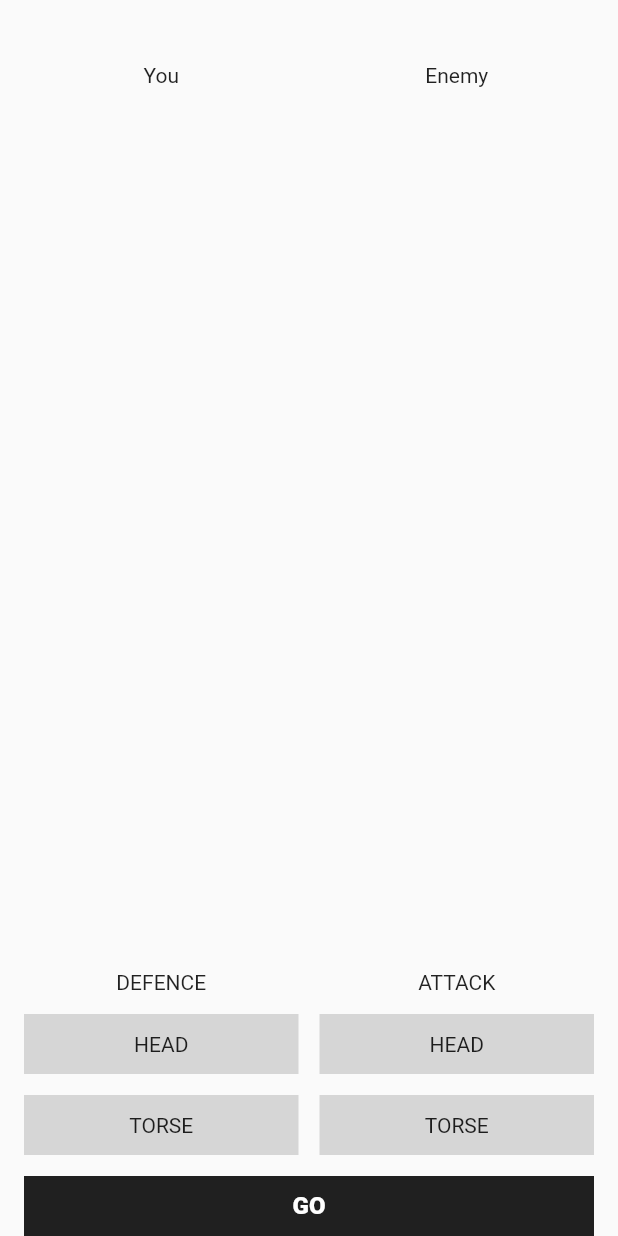
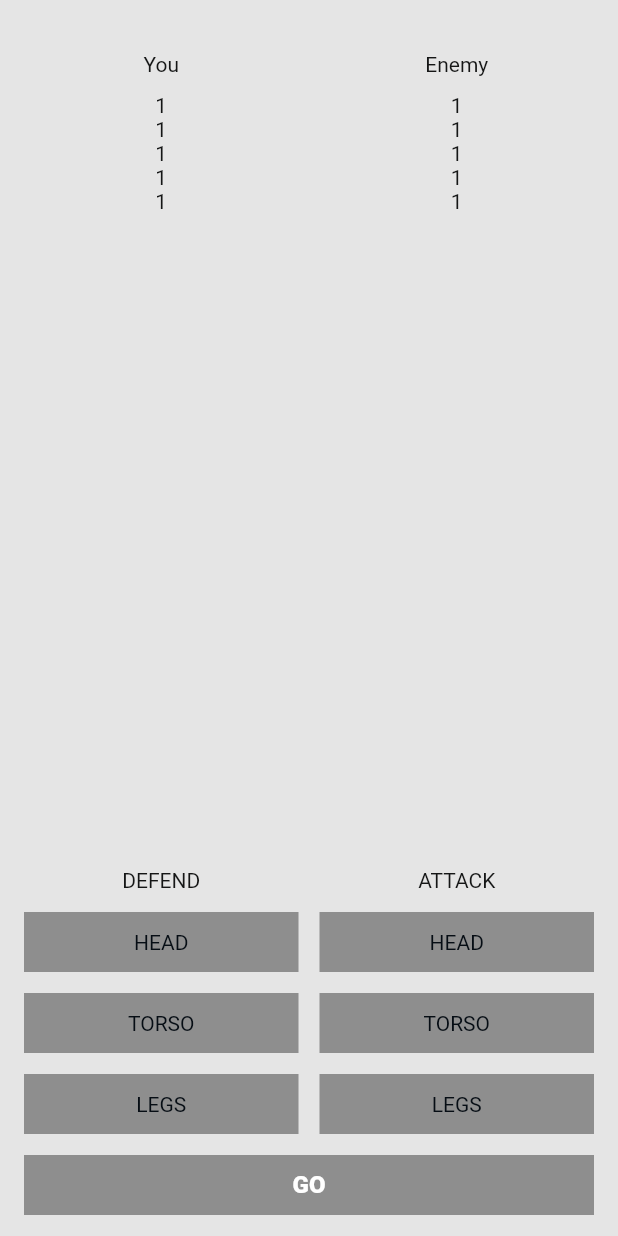
Before and after one commit to Mikhail-Ivanou/skillbranch_mentor, a Flutter app: the screen it shows after launch, on a phone screen of 412 x 824 dp. Run offline on Flutter 3.47's test engine with Material 2 defaults, Android fonts, the phone set to English and light mode, and no system bars.

```diff
--- a/lib/main.dart
+++ b/lib/main.dart
@@ -1,5 +1,7 @@
 import 'package:flutter/cupertino.dart';
 import 'package:flutter/material.dart';
+
+final Color _defaultColor = Color(0xFF151616);
 
 void main() {
   runApp(MyApp());
@@ -28,22 +30,70 @@ class _MyHomePageState extends State<MyHomePage> {
 
   @override
   Widget build(BuildContext context) {
-    return Scaffold(
+    return SafeArea(
+      child: Scaffold(
+        backgroundColor: Color(0xFFE5E5E5),
         body: Column(
           children: [
             const SizedBox(
-            height: 42,
+              height: 35,
             ),
             Row(
               children: [
                 const SizedBox(
                   width: 16,
                 ),
-              Expanded(child: Center(child: Text('You'))),
+                Expanded(
+                    child: Center(
+                        child: Text(
+                  'You',
+                  style: TextStyle(color: _defaultColor),
+                ))),
                 const SizedBox(
                   width: 14,
                 ),
-              Expanded(child: Center(child: Text('Enemy'))),
+                Expanded(
+                    child: Center(
+                        child: Text(
+                  'Enemy',
+                  style: TextStyle(color: _defaultColor),
+                ))),
+                const SizedBox(
+                  width: 16,
+                ),
+              ],
+            ),
+            const SizedBox(
+              height: 11,
+            ),
+            Row(
+              children: [
+                const SizedBox(
+                  width: 16,
+                ),
+                Expanded(
+                    child: Column(
+                  children: [
+                    _LifeWidget(),
+                    _LifeWidget(),
+                    _LifeWidget(),
+                    _LifeWidget(),
+                    _LifeWidget(),
+                  ],
+                )),
+                const SizedBox(
+                  width: 14,
+                ),
+                Expanded(
+                    child: Column(
+                  children: [
+                    _LifeWidget(),
+                    _LifeWidget(),
+                    _LifeWidget(),
+                    _LifeWidget(),
+                    _LifeWidget(),
+                  ],
+                )),
                 const SizedBox(
                   width: 16,
                 ),
@@ -62,7 +112,10 @@ class _MyHomePageState extends State<MyHomePage> {
                       const SizedBox(
                         height: 40,
                       ),
-                    Text('Defence'.toUpperCase()),
+                      Text(
+                        'Defend'.toUpperCase(),
+                        style: TextStyle(color: _defaultColor),
+                      ),
                       const SizedBox(
                         height: 13,
                       ),
@@ -71,12 +124,20 @@ class _MyHomePageState extends State<MyHomePage> {
                         selected: defendingBodyPart == BodyPart.head,
                         bodyPartSetter: _selectDefendingBodyPart,
                       ),
-                    SizedBox(
+                      const SizedBox(
                         height: 14,
                       ),
                       _BodyPartButton(
-                      bodyPart: BodyPart.torse,
-                      selected: defendingBodyPart == BodyPart.torse,
+                        bodyPart: BodyPart.torso,
+                        selected: defendingBodyPart == BodyPart.torso,
+                        bodyPartSetter: _selectDefendingBodyPart,
+                      ),
+                      const SizedBox(
+                        height: 14,
+                      ),
+                      _BodyPartButton(
+                        bodyPart: BodyPart.legs,
+                        selected: defendingBodyPart == BodyPart.legs,
                         bodyPartSetter: _selectDefendingBodyPart,
                       ),
                     ],
@@ -91,7 +152,10 @@ class _MyHomePageState extends State<MyHomePage> {
                       SizedBox(
                         height: 40,
                       ),
-                    Text('Attack'.toUpperCase()),
+                      Text(
+                        'Attack'.toUpperCase(),
+                        style: TextStyle(color: _defaultColor),
+                      ),
                       const SizedBox(
                         height: 13,
                       ),
@@ -100,12 +164,20 @@ class _MyHomePageState extends State<MyHomePage> {
                         selected: attackingBodyPart == BodyPart.head,
                         bodyPartSetter: _selectAttackingBodyPart,
                       ),
-                    SizedBox(
+                      const SizedBox(
                         height: 14,
                       ),
                       _BodyPartButton(
-                      bodyPart: BodyPart.torse,
-                      selected: attackingBodyPart == BodyPart.torse,
+                        bodyPart: BodyPart.torso,
+                        selected: attackingBodyPart == BodyPart.torso,
+                        bodyPartSetter: _selectAttackingBodyPart,
+                      ),
+                      const SizedBox(
+                        height: 14,
+                      ),
+                      _BodyPartButton(
+                        bodyPart: BodyPart.legs,
+                        selected: attackingBodyPart == BodyPart.legs,
                         bodyPartSetter: _selectAttackingBodyPart,
                       ),
                     ],
@@ -125,10 +197,12 @@ class _MyHomePageState extends State<MyHomePage> {
                   width: 16,
                 ),
                 Expanded(
+                  child: GestureDetector(
+                    onTap: _isGoEnabled ? processGo : null,
                     child: SizedBox(
                       height: 40,
                       child: ColoredBox(
-                  color: Color.fromRGBO(0, 0, 0, 0.87),
+                        color: _isGoEnabled ? Color(0xFF000000) : Color(0x61000000),
                         child: Center(
                           child: Text(
                             'Go'.toUpperCase(),
@@ -140,16 +214,24 @@ class _MyHomePageState extends State<MyHomePage> {
                           ),
                         ),
                       ),
-              )),
+                    ),
+                  ),
+                ),
                 const SizedBox(
                   width: 16,
                 ),
               ],
-          )
+            ),
+            const SizedBox(
+              height: 14,
+            ),
           ],
+        ),
       ),
     );
   }
+
+  bool get _isGoEnabled => defendingBodyPart != null && attackingBodyPart != null;
 
   void _selectDefendingBodyPart(final BodyPart value) {
     setState(() {
@@ -161,6 +243,27 @@ class _MyHomePageState extends State<MyHomePage> {
     setState(() {
       attackingBodyPart = value;
     });
+  }
+
+  void processGo() {
+    setState(() {
+      attackingBodyPart = null;
+      defendingBodyPart = null;
+    });
+  }
+}
+
+class _LifeWidget extends StatelessWidget {
+  const _LifeWidget({
+    Key? key,
+  }) : super(key: key);
+
+  @override
+  Widget build(BuildContext context) {
+    return Text(
+      '1',
+      style: TextStyle(color: _defaultColor),
+    );
   }
 }
 
@@ -183,9 +286,12 @@ class _BodyPartButton extends StatelessWidget {
       child: SizedBox(
         height: 40,
         child: ColoredBox(
-          color: selected ? Color(0xFF1C79CE) : Color(0xFFD6D6D6),
+          color: selected ? Color(0xFF1C79CE) : Color(0x61000000),
           child: Center(
-            child: Text(bodyPart.name.toUpperCase()),
+            child: Text(
+              bodyPart.name.toUpperCase(),
+              style: TextStyle(color: selected ? Colors.white : Color(0xFF060D14)),
+            ),
           ),
         ),
       ),
@@ -199,7 +305,8 @@ class BodyPart {
   const BodyPart._(this.name);
 
   static const head = BodyPart._('Head');
-  static const torse = BodyPart._('Torse');
+  static const torso = BodyPart._('Torso');
+  static const legs = BodyPart._('Legs');
 
   @override
   String toString() {
```
Also changed, not shown: 1 other file. Lines whose indentation alone changed are shown as unchanged.
